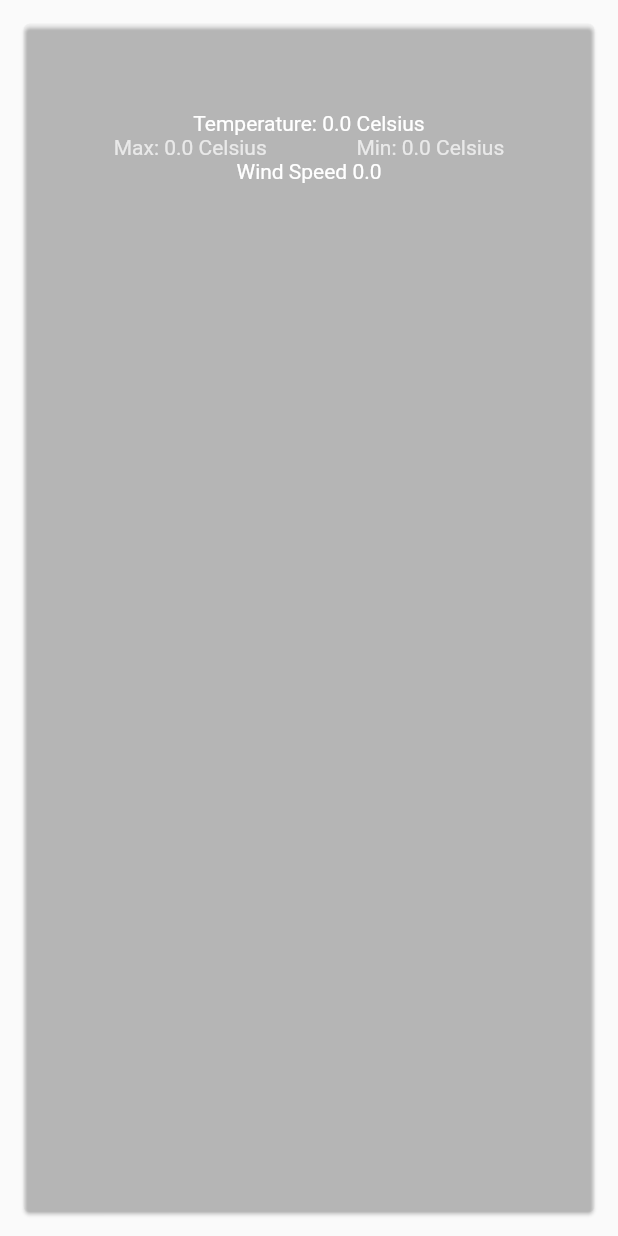
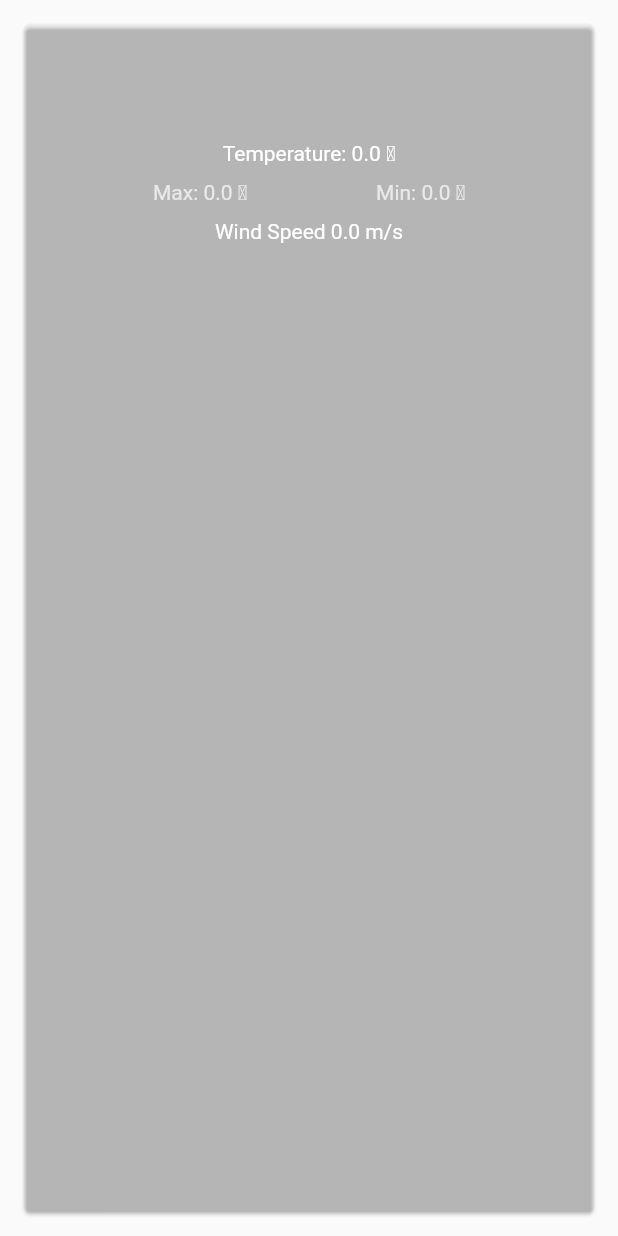
Before and after one commit to Ayush21042002/Weather2U_flutter, a Flutter app: the CurrentWeather widget shown alone on an empty page, opened directly with empty values, on a phone screen of 412 x 824 dp. Run offline on Flutter 3.47's test engine with Material 2 defaults, Android fonts, the phone set to English and light mode, and no system bars; our stand-ins replace geolocator, weather; missing offline and left inert: draw_graph.

```diff
--- a/lib/widgets/current_weather.dart
+++ b/lib/widgets/current_weather.dart
@@ -35,31 +35,36 @@ class CurrentWeather extends StatelessWidget {
                 fontWeight: FontWeight.bold,
               ),
             ),
+            SizedBox(height: 10,),
             Text(
               condition!.toUpperCase(),
               style: const TextStyle(color: Colors.white70),
             ),
+            SizedBox(height: 10,),
             Text(
-              'Temperature: ${temp!.toStringAsPrecision(2)} Celsius',
+              'Temperature: ${temp!.toStringAsPrecision(2)} \u2103',
               style: const TextStyle(color: Colors.white),
             ),
+            SizedBox(height: 10,),
             Row(
               mainAxisAlignment: MainAxisAlignment.spaceEvenly,
               children: [
                 Text(
-                  'Max: ${maxTemp!.toStringAsPrecision(2)} Celsius',
+                  'Max: ${maxTemp!.toStringAsPrecision(2)} \u2103',
                   style: const TextStyle(color: Colors.white70),
                 ),
                 Text(
-                  'Min: ${minTemp!.toStringAsPrecision(2)} Celsius',
+                  'Min: ${minTemp!.toStringAsPrecision(2)} \u2103',
                   style: const TextStyle(color: Colors.white70),
                 ),
               ],
             ),
+            SizedBox(height: 10,),
             Text(
-              'Wind Speed $windSpeed',
+              'Wind Speed $windSpeed m/s',
               style: const TextStyle(color: Colors.white),
             ),
+            SizedBox(height: 10,),
           ],
         ),
       ),
--- a/lib/widgets/theme_selector.dart
+++ b/lib/widgets/theme_selector.dart
@@ -20,6 +20,8 @@ class ThemeSelector extends StatelessWidget {
         children: [
           const Card(
             color: Colors.transparent,
+            child: Padding(
+              padding: EdgeInsets.all(6.0),
               child: Text(
                 'Choose Theme',
                 style: TextStyle(
@@ -27,6 +29,7 @@ class ThemeSelector extends StatelessWidget {
                     fontSize: 20,
                     color: Colors.white,
                     fontFamily: 'Pattaya'),
+              ),
             ),
           ),
           Expanded(
```
Also changed, not shown: lib/main.dart (+12 -1 lines), lib/utils/converter.dart (added, +7 -0 lines), lib/widgets/line_chart.dart (+30 -9 lines), lib/widgets/weather_display.dart (+12 -2 lines), pubspec.yaml (+9 -0 lines), dev_assets/places-adaptive.png (added), dev_assets/places.png (added), pubspec.lock, 35 other files. Lines whose indentation alone changed are shown as unchanged.
